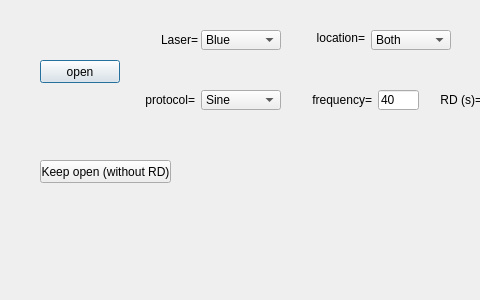
AllenNeuralDynamics/dynamic-foraging-task, file src/foraging_gui/CalibrationLaser.ui: the form before one commit; both pictures show x 0 to 480 and y 0 to 300 of the 1167 by 300 pixel window.
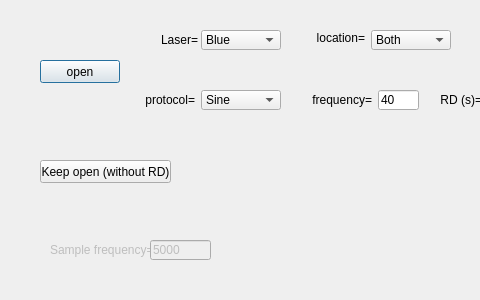
The form after the commit.

Commit message: Add optogenetics calibration

What changed in the file:
```diff
--- a/src/foraging_gui/CalibrationLaser.ui
+++ b/src/foraging_gui/CalibrationLaser.ui
@@ -496,6 +496,38 @@
     <bool>true</bool>
    </property>
   </widget>
+  <widget class="QLabel" name="label1_16">
+   <property name="enabled">
+    <bool>false</bool>
+   </property>
+   <property name="geometry">
+    <rect>
+     <x>50</x>
+     <y>240</y>
+     <width>111</width>
+     <height>20</height>
+    </rect>
+   </property>
+   <property name="text">
+    <string>Sample frequency=</string>
+   </property>
+  </widget>
+  <widget class="QLineEdit" name="SampleFrequency">
+   <property name="enabled">
+    <bool>false</bool>
+   </property>
+   <property name="geometry">
+    <rect>
+     <x>150</x>
+     <y>240</y>
+     <width>61</width>
+     <height>20</height>
+    </rect>
+   </property>
+   <property name="text">
+    <string>5000</string>
+   </property>
+  </widget>
  </widget>
  <resources/>
  <connections/>
```
Left out of the diff: 2 changed lines with no effect on the pictures. The commit also changes 8 other files.
